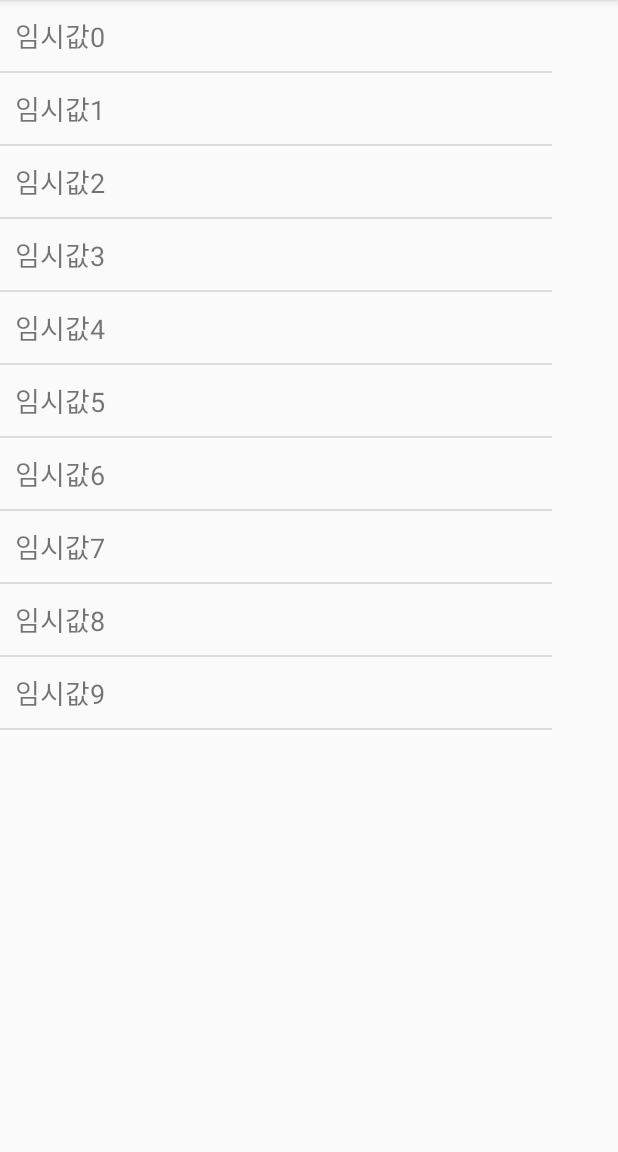
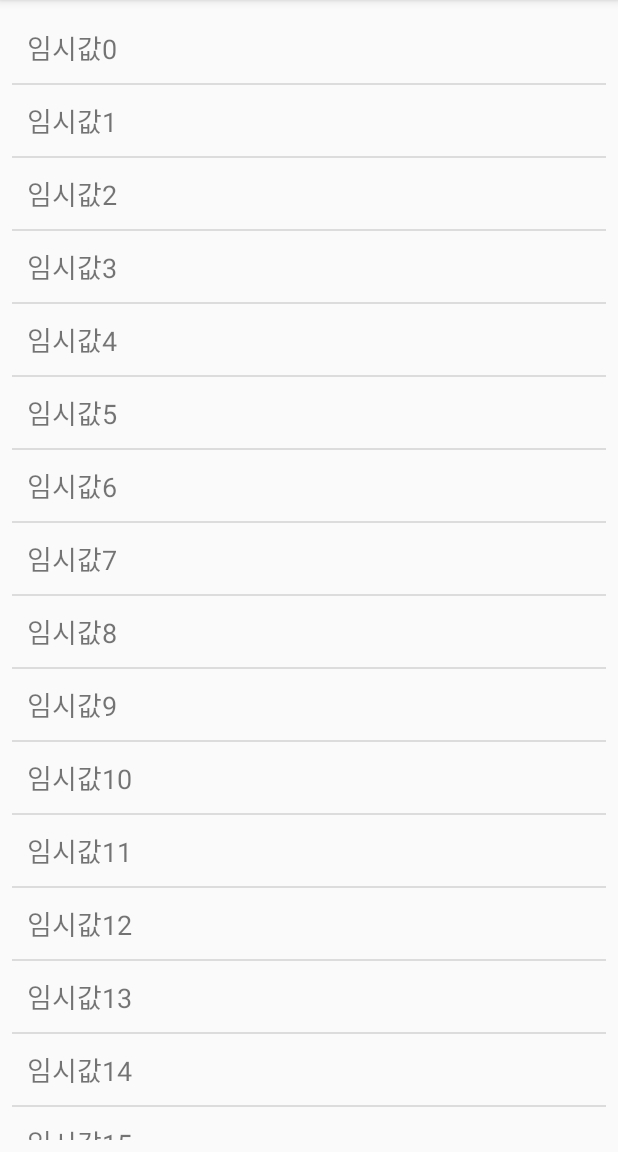
Before and after one commit to JisangYou/ADS_Android_ListView, an Android app: the screen it shows after launch (MainActivity), on a phone screen of 412 x 824 dp, the part 84-1236 px from its top. Run offline under Robolectric (Android 15) with nearby library versions, the phone set to English and light mode, and no system bars.

Commit message:
2018/01/07

```diff
--- a/build.gradle
+++ b/build.gradle
@@ -2,7 +2,7 @@ apply plugin: 'com.android.application'
 
 android {
     compileSdkVersion 25
-    buildToolsVersion "26.0.0"
+    buildToolsVersion '26.0.2'
     defaultConfig {
         applicationId "org.androidtown.basiclist"
         minSdkVersion 16
--- a/src/main/java/org/androidtown/basiclist/MainActivity.java
+++ b/src/main/java/org/androidtown/basiclist/MainActivity.java
@@ -19,7 +19,7 @@ import java.util.ArrayList;
 
 public class MainActivity extends AppCompatActivity {
 
-    //1. 데이터를 정의
+    //1. 데이터 및 리스트 뷰 정의
     ArrayList<String> data = new ArrayList<>();
     ListView listView;
 
@@ -29,7 +29,7 @@ public class MainActivity extends AppCompatActivity {
         super.onCreate(savedInstanceState);
         setContentView(R.layout.activity_main);
 
-        //1. 데이터를 정의(100개의 가상 값을 담는다.)
+        //2. 데이터를 세팅(100개의 가상 값을 담는다.)
         for (int i = 0; i < 100; i++) {
             data.add("임시값" + i);
         }
@@ -37,11 +37,10 @@ public class MainActivity extends AppCompatActivity {
 
         //2. 데이터와 리스트뷰를 연결하는 아답터를 생성
         CustomAdapter adapter = new CustomAdapter(this, data); // data가 인수로 들어오면! 어댑터에서 data를 처리하는 함수 과정이 생김.
+
         //3. 아답터와 리스트뷰를 연결
-
         listView = (ListView) findViewById(R.id.listView);
-        listView.setAdapter(adapter); // setAdapter를 해준 순간 CustomeAdapter의 기능이 이곳에서 펼쳐진다는 것을 의미하면
-        // 그런 후에는??
+        listView.setAdapter(adapter);
 
     }
 }
@@ -62,9 +61,7 @@ class CustomAdapter extends BaseAdapter {
     @Override
     public int getCount() {
         return data.size();
-    } // 오버라이드된 함수이다. 그리고 data.size()를 리턴해준다. 그러나 언제? 어디서? 어떻게 사용되는지?
-    // 예를 들어 getView같은 경우는 눈에 보이는 것이 있기 때문에, CustomAdapter클래스가 MainAcitivity에서 set될때
-    //해당 시스템자원과 데이터를 받는 것을 알 수 있다. 그러나 getItem,getItemID, getCount는 ??? 크릭
+    }
 
 
     //현재 뿌려질 데이터를 리턴해준다.
@@ -90,16 +87,16 @@ class CustomAdapter extends BaseAdapter {
 
         if (view == null) { // 아이템 view를 재사용하기 위해서 null 체크를 한다.
             view = LayoutInflater
-                    .from(context) // View convertView, ViewGroup viewGroup 중 하나가 null이 발생할 우려가 있음.
+                    .from(context)                            // View convertView, ViewGroup viewGroup 중 하나가 null이 발생할 우려가 있음.
                     .inflate(R.layout.list_item, null); // 아이템을 null이라고 지정해주면 가장 쉽게 그 상태로 저장시킴
-            //아이템이 최초 호출될 경우는 Holder에 위젯들을 담고,
-            holder = new Holder(view); //생성자로 만들어서 뷰를 넣어준다.
+                                                             //아이템이 최초 호출될 경우는 Holder에 위젯들을 담고,
+            holder = new Holder(view);
 
             //홀더를 View에 붙여놓는다.
             view.setTag(holder); // 원래 라벨링을 하기위해서 만들었는데, 그냥 여기다가 홀더 객체를 던짐.
 
         } else {
-            // View에 붙어 이는 홀더를 가져온다.
+            // View에 붙어 있는 홀더를 가져온다.
             holder = (Holder) view.getTag(); //tag는 원래 이 용도가 아니였음.
         }
 
@@ -114,8 +111,8 @@ class CustomAdapter extends BaseAdapter {
         TextView textView;
 
         public Holder(View view) {
-           textView = (TextView) view.findViewById(R.id.textView);
-           init();
+            textView = (TextView) view.findViewById(R.id.textView);
+            init();
         }
 
         public void init() {
@@ -126,7 +123,7 @@ class CustomAdapter extends BaseAdapter {
                 public void onClick(View v) {
                     Intent intent = new Intent(textView.getContext(), DetailActivity.class); //모든 뷰는 컨텍스트(시스템 자원을 공유할 수 있다.
                     intent.putExtra("valueKey", textView.getText());//edit텍스트는 꼭 toString해준다.text뷰는 생략이 가능?// 키 값 항상 체크 잘 해주기!!!!!/// 키, 밸류 형태로 보내짐
-                    textView.getContext().startActivity(intent);//
+                    textView.getContext().startActivity(intent);
                 }
             });
         }
--- a/src/main/res/layout/activity_main.xml
+++ b/src/main/res/layout/activity_main.xml
@@ -8,9 +8,15 @@
 
     <ListView
         android:id="@+id/listView"
-        android:layout_width="368dp"
-        android:layout_height="495dp"
-        tools:layout_editor_absoluteX="8dp"
-        tools:layout_editor_absoluteY="8dp" />
+        android:layout_width="0dp"
+        android:layout_height="0dp"
+        android:layout_marginBottom="8dp"
+        android:layout_marginEnd="8dp"
+        android:layout_marginStart="8dp"
+        android:layout_marginTop="8dp"
+        app:layout_constraintBottom_toBottomOf="parent"
+        app:layout_constraintEnd_toEndOf="parent"
+        app:layout_constraintStart_toStartOf="parent"
+        app:layout_constraintTop_toTopOf="parent" />
 
 </android.support.constraint.ConstraintLayout>
```
Also changed, not shown: 2 other files.
